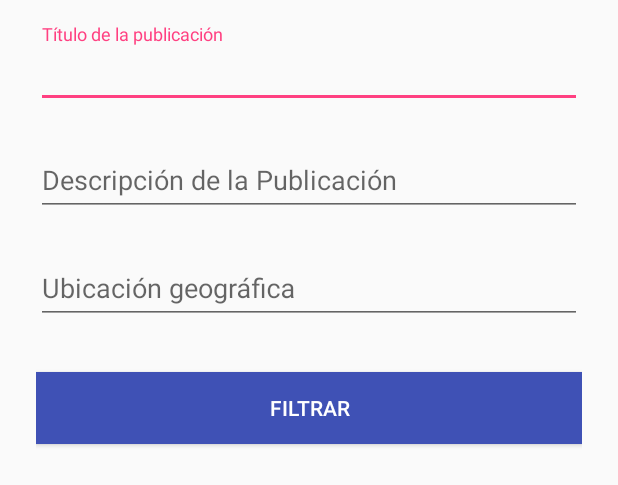
After one commit to lautarodelosheros/taller2-2018-2C-grupo5-android-client, an Android app: the layout popup_filtro.xml on its own in the app's theme, with its tools: preview values and no code run, on a phone screen of 412 x 824 dp. The commit adds this screen. Shown: the top 485 px of the screen. Run offline under Robolectric (Android 15) with nearby library versions, the phone set to English and light mode, and no system bars; network calls fail.

Commit message:
Agrego popup de filtros

```diff
--- /dev/null
+++ b/app/src/main/res/layout/popup_filtro.xml
@@ -0,0 +1,65 @@
+<?xml version="1.0" encoding="utf-8"?>
+<ScrollView xmlns:android="http://schemas.android.com/apk/res/android"
+    android:layout_width="fill_parent"
+    android:layout_height="fill_parent">
+
+    <LinearLayout
+        android:orientation="vertical"
+        android:layout_width="match_parent"
+        android:layout_height="wrap_content"
+        android:paddingTop="8dp"
+        android:paddingLeft="24dp"
+        android:paddingRight="24dp">
+
+        <!-- Filtro nombre -->
+        <android.support.design.widget.TextInputLayout
+            android:layout_width="match_parent"
+            android:layout_height="wrap_content"
+            android:layout_marginTop="8dp"
+            android:layout_marginBottom="8dp">
+            <EditText android:id="@+id/input_nombre_articulo"
+                android:layout_width="match_parent"
+                android:layout_height="wrap_content"
+                android:inputType="textAutoComplete"
+                android:hint="@string/nombre_articulo_hint" />
+        </android.support.design.widget.TextInputLayout>
+
+        <!-- Filtro descripcion -->
+        <android.support.design.widget.TextInputLayout
+            android:layout_width="match_parent"
+            android:layout_height="wrap_content"
+            android:layout_marginTop="8dp"
+            android:layout_marginBottom="8dp">
+            <EditText android:id="@+id/input_descripcion_articulo"
+                android:layout_width="match_parent"
+                android:layout_height="wrap_content"
+                android:inputType="text"
+                android:hint="@string/descripcion_articulo_hint"/>
+        </android.support.design.widget.TextInputLayout>
+
+        <!-- Filtro ubicacion -->
+        <android.support.design.widget.TextInputLayout
+            android:layout_width="match_parent"
+            android:layout_height="wrap_content"
+            android:layout_marginTop="8dp"
+            android:layout_marginBottom="8dp">
+            <EditText android:id="@+id/input_ubicacion_articulo"
+                android:layout_width="match_parent"
+                android:layout_height="wrap_content"
+                android:inputType="text"
+                android:hint="@string/ubicacion_articulo_hint"/>
+        </android.support.design.widget.TextInputLayout>
+
+        <android.support.v7.widget.AppCompatButton
+            android:id="@+id/boton_filtrar"
+            android:layout_width="fill_parent"
+            android:layout_height="wrap_content"
+            android:layout_marginTop="24dp"
+            android:layout_marginBottom="24dp"
+            android:padding="12dp"
+            android:textColor="@color/white"
+            android:background="@color/colorPrimary"
+            android:text="@string/boton_filtrar"/>
+
+    </LinearLayout>
+</ScrollView>
--- a/app/src/main/res/menu/menu_main.xml
+++ b/app/src/main/res/menu/menu_buscar_items.xml
@@ -3,8 +3,8 @@
     xmlns:tools="http://schemas.android.com/tools"
     tools:context="taller2_2018_2c_grupo5.comprame.actividades.MainActivity">
     <item
-        android:id="@+id/action_settings"
+        android:id="@+id/filtro"
         android:orderInCategory="100"
-        android:title="@string/action_settings"
+        android:title="@string/filtro"
         app:showAsAction="never" />
 </menu>
--- a/app/src/main/res/values/strings.xml
+++ b/app/src/main/res/values/strings.xml
@@ -1,6 +1,6 @@
 <resources>
     <string name="app_name">Comprame</string>
-    <string name="urlAppServer">http://192.168.0.15:5000/</string>
+    <string name="urlAppServer">http://grupo5-application-server.herokuapp.com/</string>
     <string name="action_settings">Settings</string>
     <string name="logo_desc">Logo</string>
     <string name="email_hint">Email</string>
@@ -27,4 +27,9 @@
     <string name="menu2_title2">Ayuda</string>
     <string name="menu_2">Menu 2</string>
     <string name="imagen_item_desc">Imagen Item</string>
+    <string name="filtro">Filtro</string>
+    <string name="nombre_articulo_hint">Título de la publicación</string>
+    <string name="descripcion_articulo_hint">Descripción de la Publicación</string>
+    <string name="ubicacion_articulo_hint">Ubicación geográfica</string>
+    <string name="boton_filtrar">Filtrar</string>
 </resources>
```
Also changed, not shown: app/src/main/java/taller2_2018_2c_grupo5/comprame/actividades/BuscarItemsFragment.java (+69 -4 lines), app/src/main/java/taller2_2018_2c_grupo5/comprame/actividades/MainActivity.java (+0 -22 lines).
